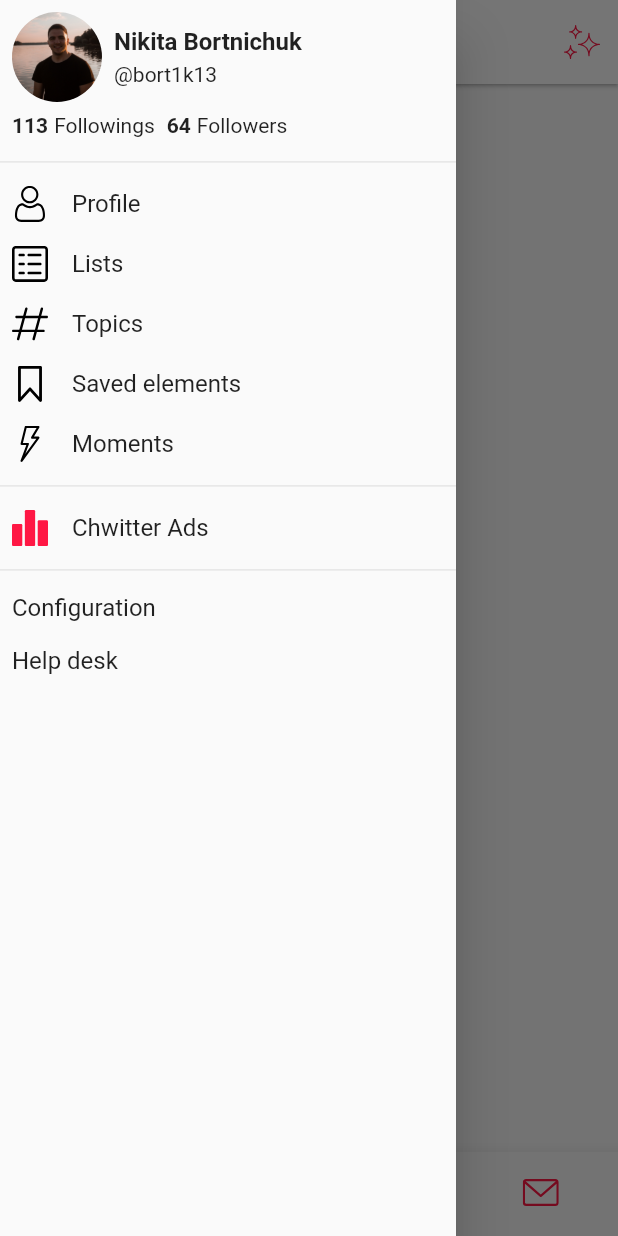
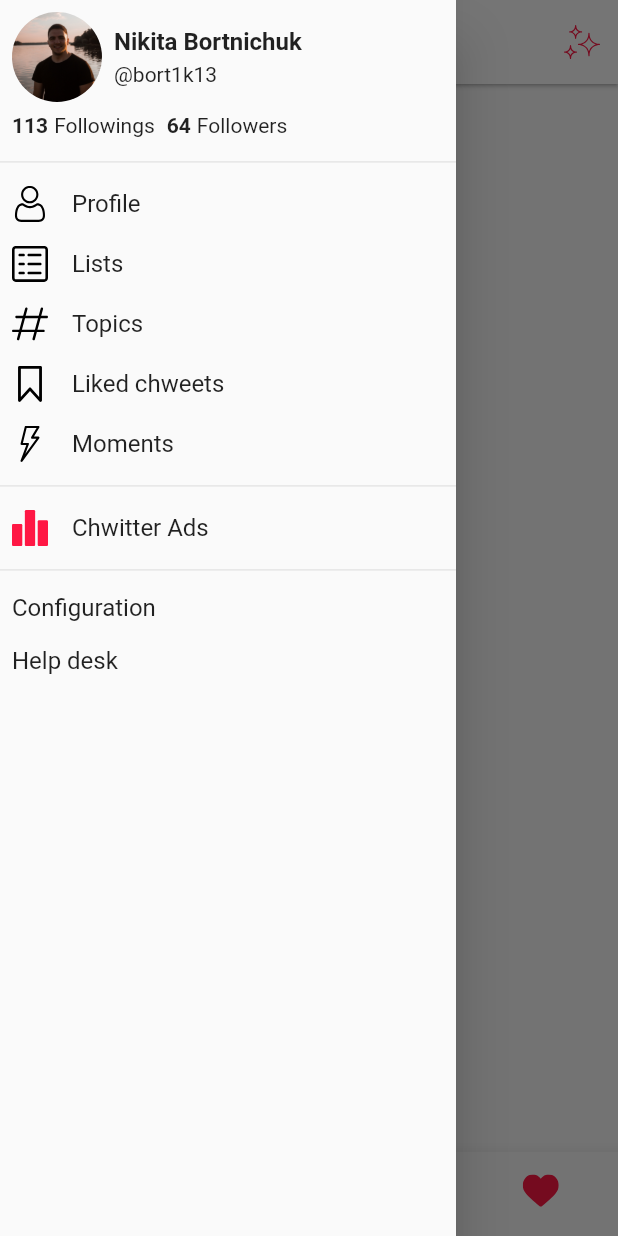
Before and after one commit to nikitabortnichuk/FlutterLabs, a Flutter app: the screen it shows after launch, item 4 of the bottom bar chosen, with the side drawer open, on a phone screen of 412 x 824 dp. Run offline on Flutter 3.47's test engine with Material 2 defaults, Android fonts, the phone set to English and light mode, and no system bars; our stand-ins replace flutter_html, flutter_svg; network calls fail.

Commit message:
Add lab3(1) state management via callbacks

```diff
--- a/assets/json/chweets.json
+++ b/assets/json/chweets.json
@@ -56,7 +56,7 @@
       "verified": true,
       "image": "assets/avatars/avataaar6.png",
       "message": "Minim irure ex do velit reprehenderit laboris.",
-      "media": "https://scontent.fiev12-1.fna.fbcdn.net/v/t1.0-9/124583260_1067104360416175_336707195447451542_o.jpg?_nc_cat=109&ccb=2&_nc_sid=730e14&_nc_ohc=I7vxEeZC6fgAX9T9EgZ&_nc_ht=scontent.fiev12-1.fna&oh=285615bc5a824d32727205a12028c87d&oe=5FD6C172",
+      "media": "https://specials-images.forbesimg.com/imageserve/5fde3874191b56dd8377317f/960x0.jpg?fit=scale",
       "rechweet": 702,
       "fav": 4366
     },
--- a/lib/component/Chweets.dart
+++ b/lib/component/Chweets.dart
@@ -1,38 +1,28 @@
-
 import 'package:chwitter/component/ChweetWidget.dart';
-import 'package:chwitter/di/DI.dart';
 import 'package:chwitter/model/Chweet.dart';
 import 'package:flutter/widgets.dart';
 
-class Chweets extends StatefulWidget {
-  @override
-  _ChweetsState createState() => _ChweetsState();
-}
+class Chweets extends StatelessWidget {
+  final List<Chweet> chweets;
+  final Function addToLiked;
+  final Function removeFromLiked;
 
-class _ChweetsState extends State<Chweets> {
-
-  List<Chweet> _chweets = [];
-
-  @override
-  void initState() {
-    _getTweets();
-    super.initState();
-  }
+  Chweets(
+      {@required this.chweets,
+      @required this.addToLiked,
+      @required this.removeFromLiked});
 
   @override
   Widget build(BuildContext context) {
     return ListView.builder(
-      itemCount: _chweets.length,
+      itemCount: chweets.length,
       itemBuilder: (context, index) {
-        return ChweetWidget(chweet: _chweets[index]);
+        return ChweetWidget(
+          chweet: chweets[index],
+          addToLiked: addToLiked,
+          removeFromLiked: removeFromLiked,
+        );
       },
     );
   }
-
-  void _getTweets() async {
-    var response = await DI.remoteDataSource.getChweets();
-    setState(() {
-      _chweets = response;
-    });
-  }
 }
--- a/lib/component/ChwitterDrawer.dart
+++ b/lib/component/ChwitterDrawer.dart
@@ -32,7 +32,7 @@ class ChwitterDrawer extends StatelessWidget {
             ),
             DrawerItem(
               icon: "assets/icons/bookmark.svg",
-              label: "Saved elements",
+              label: "Liked chweets",
             ),
             DrawerItem(
               icon: "assets/icons/lighting.svg",
--- /dev/null
+++ b/lib/component/Likes.dart
@@ -0,0 +1,45 @@
+import 'package:chwitter/model/Chweet.dart';
+import 'package:flutter/widgets.dart';
+import 'package:chwitter/component/ChweetWidget.dart';
+
+class Likes extends StatefulWidget {
+  final List<Chweet> likedChweets;
+  final Function addToLiked;
+  final Function removeFromLiked;
+
+  Likes(
+      {@required this.likedChweets,
+      @required this.addToLiked,
+      @required this.removeFromLiked});
+
+  @override
+  _LikesState createState() => _LikesState();
+}
+
+class _LikesState extends State<Likes> {
+
+  @override
+  void initState() {
+    super.initState();
+  }
+
+  @override
+  Widget build(BuildContext context) {
+    return ListView.builder(
+      itemCount: widget.likedChweets.length,
+      itemBuilder: (context, index) {
+        print(widget.likedChweets[index].fav);
+        return ChweetWidget(
+            chweet: widget.likedChweets[index],
+            addToLiked: widget.addToLiked,
+            removeFromLiked: _removeFromLiked);
+      },
+    );
+  }
+
+  _removeFromLiked(Chweet chweet) {
+    setState(() {
+      widget.removeFromLiked(chweet);
+    });
+  }
+}
--- a/lib/component/Messages.dart
+++ /dev/null
@@ -1,21 +0,0 @@
-import 'package:flutter/widgets.dart';
-
-class Messages extends StatefulWidget {
-  @override
-  _MessagesState createState() => _MessagesState();
-}
-
-class _MessagesState extends State<Messages> {
-  @override
-  Widget build(BuildContext context) {
-    return Container(
-      alignment: Alignment.center,
-      child: Text(
-        "Messages",
-        style: TextStyle(
-          fontSize: 24
-        ),
-      ),
-    );
-  }
-}
--- a/lib/main.dart
+++ b/lib/main.dart
@@ -1,11 +1,28 @@
 import 'package:chwitter/screen/HomeScreen.dart';
 import 'package:flutter/material.dart';
 
+import 'di/DI.dart';
+import 'model/Chweet.dart';
+
 void main() {
-  runApp(MyApp());
+  runApp(ChwitterApp());
 }
 
-class MyApp extends StatelessWidget {
+class ChwitterApp extends StatefulWidget {
+  @override
+  _ChwitterAppState createState() => _ChwitterAppState();
+}
+
+class _ChwitterAppState extends State<ChwitterApp> {
+  List<Chweet> _chweets = [];
+  List<Chweet> _likedChweets = [];
+
+  @override
+  void initState() {
+    _getChweets();
+    super.initState();
+  }
+
   @override
   Widget build(BuildContext context) {
     return MaterialApp(
@@ -14,7 +31,27 @@ class MyApp extends StatelessWidget {
         primarySwatch: Colors.blue,
         visualDensity: VisualDensity.adaptivePlatformDensity,
       ),
-      home: HomeScreen(),
+      home: HomeScreen(
+        chweets: _chweets,
+        likedChweets: _likedChweets,
+        addToLiked: addToLiked,
+        removeFromLiked: removeFromLiked,
+      ),
     );
   }
+
+  void _getChweets() async {
+    var response = await DI.remoteDataSource.getChweets();
+    setState(() {
+      _chweets = response;
+    });
+  }
+
+  void addToLiked(Chweet chweet) {
+    _likedChweets.add(chweet);
+  }
+
+  void removeFromLiked(Chweet chweet) {
+    _likedChweets.remove(chweet);
+  }
 }
--- a/lib/model/Chweet.dart
+++ b/lib/model/Chweet.dart
@@ -7,6 +7,7 @@ class Chweet {
   String _media;
   int _rechweet;
   int _fav;
+  bool _isLiked = false;
 
   String get name => _name;
   String get account => _account;
@@ -16,6 +17,15 @@ class Chweet {
   String get media => _media;
   int get rechweet => _rechweet;
   int get fav => _fav;
+  bool get isLiked => _isLiked;
+
+  set fav(int value) {
+    _fav = value;
+  }
+
+  set isLiked(bool value) {
+    _isLiked = value;
+  }
 
   Chweet({
     String name,
--- a/lib/screen/HomeScreen.dart
+++ b/lib/screen/HomeScreen.dart
@@ -1,13 +1,26 @@
 import 'package:chwitter/component/Chweets.dart';
 import 'package:chwitter/component/ChwitterDrawer.dart';
-import 'package:chwitter/component/Messages.dart';
+import 'package:chwitter/component/Likes.dart';
 import 'package:chwitter/component/Notifications.dart';
 import 'package:chwitter/component/Search.dart';
+import 'package:chwitter/di/DI.dart';
+import 'package:chwitter/model/Chweet.dart';
 import 'package:flutter/material.dart';
 import 'package:flutter/widgets.dart';
 import 'package:flutter_svg/flutter_svg.dart';
 
 class HomeScreen extends StatefulWidget {
+  final List<Chweet> chweets;
+  final List<Chweet> likedChweets;
+  final Function addToLiked;
+  final Function removeFromLiked;
+
+  HomeScreen(
+      {@required this.chweets,
+      @required this.likedChweets,
+      @required this.addToLiked,
+      @required this.removeFromLiked});
+
   @override
   _HomeScreenState createState() => _HomeScreenState();
 }
@@ -52,13 +65,26 @@ class _HomeScreenState extends State<HomeScreen> {
               width: 24,
               height: 24,
             ),
-            onPressed:() {return null;},
+            onPressed: () {
+              return null;
+            },
           )
         ],
       ),
       drawer: ChwitterDrawer(),
       body: PageView(
-        children: [Chweets(), Search(), Notifications(), Messages()],
+        children: [
+          Chweets(
+              chweets: widget.chweets,
+              addToLiked: widget.addToLiked,
+              removeFromLiked: widget.removeFromLiked),
+          Search(),
+          Notifications(),
+          Likes(
+              likedChweets: widget.likedChweets,
+              addToLiked: widget.addToLiked,
+              removeFromLiked: widget.removeFromLiked)
+        ],
         onPageChanged: onPageChanged,
         controller: _pageController,
       ),
@@ -99,8 +125,8 @@ class _HomeScreenState extends State<HomeScreen> {
           BottomNavigationBarItem(
               icon: SvgPicture.asset(
                 _currentScreen == 3
-                    ? "assets/icons/message_colored.svg"
-                    : "assets/icons/message.svg",
+                    ? "assets/icons/like_colored.svg"
+                    : "assets/icons/like.svg",
                 width: 24,
                 height: 24,
               ),
--- a/lib/screen/SplashScreen.dart
+++ b/lib/screen/SplashScreen.dart
@@ -30,7 +30,7 @@ class _SplashScreenState extends State<SplashScreen> {
 
   void _fakeLoad() async {
     await Future.delayed(Duration(seconds: 2));
-    var route = MaterialPageRoute(builder: (context) => HomeScreen());
-    Navigator.of(context).pushAndRemoveUntil(route, (route) => false);
+    // var route = MaterialPageRoute(builder: (context) => HomeScreen());
+    // Navigator.of(context).pushAndRemoveUntil(route, (route) => false);
   }
 }
```
Also changed, not shown: lib/component/ChweetWidget.dart (+39 -48 lines), assets/icons/like.svg, assets/icons/like_colored.svg (added), 1 other file.
